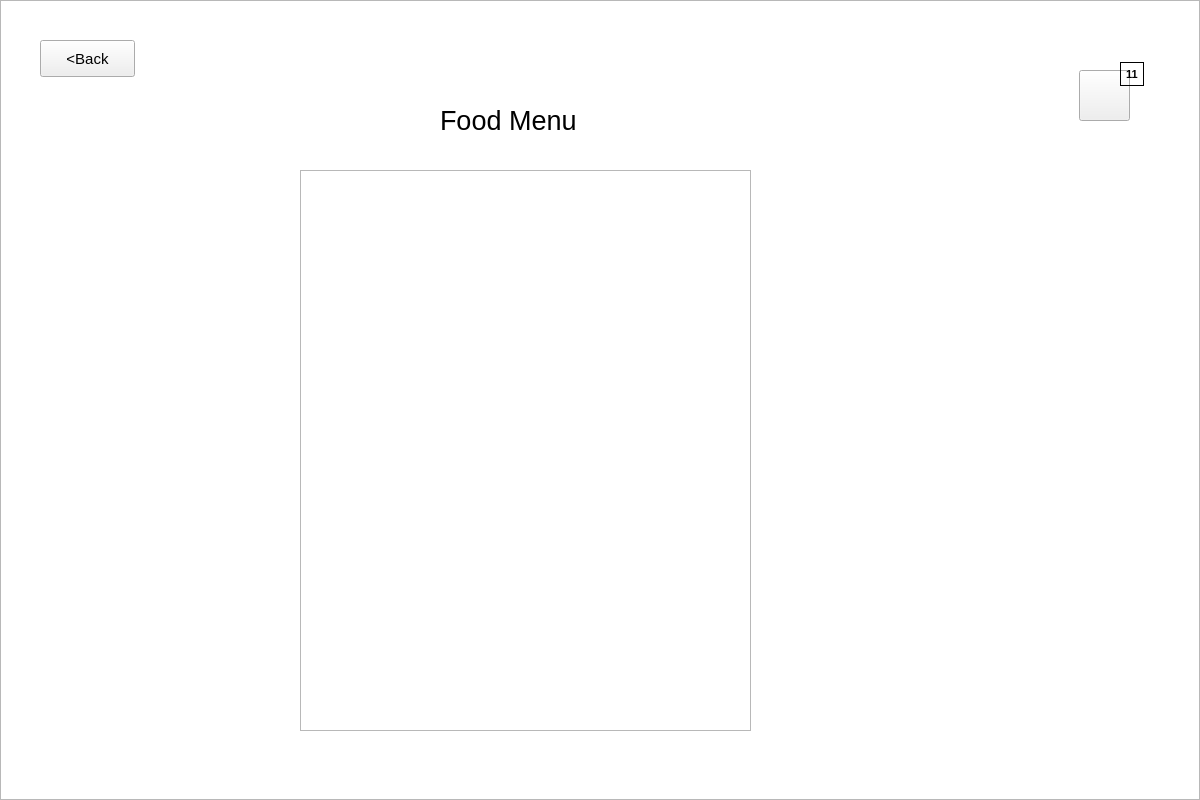
First picture: the form in FoodiePalace_Customer/mainwindow.ui, repository Creed667/FoodiePalaceCustomer, before the edit.
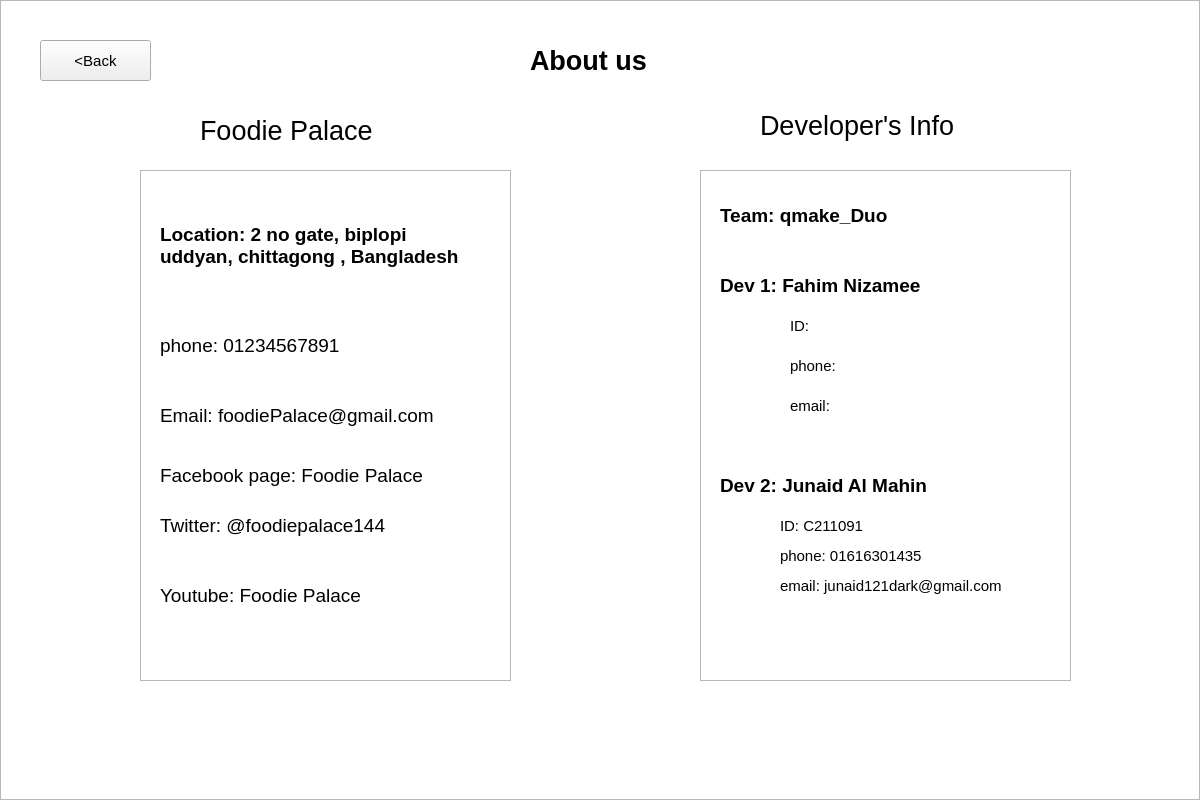
Second picture: the form after the edit. Icons and pictures are not drawn.

Commit message: about us added

The edit to the form file:
```diff
--- a/FoodiePalace_Customer/mainwindow.ui
+++ b/FoodiePalace_Customer/mainwindow.ui
@@ -59,7 +59,7 @@
      </size>
     </property>
     <property name="currentIndex">
-     <number>4</number>
+     <number>6</number>
     </property>
     <widget class="QWidget" name="welcomePage">
      <widget class="QGraphicsView" name="welcomePage2">
@@ -882,7 +882,6 @@
       </property>
       <property name="font">
        <font>
-        <family>Segoe Script</family>
         <pointsize>20</pointsize>
        </font>
       </property>
@@ -903,8 +902,8 @@
      <widget class="QPushButton" name="cartViewIconButton">
       <property name="geometry">
        <rect>
-        <x>1079</x>
-        <y>70</y>
+        <x>1089</x>
+        <y>48</y>
         <width>51</width>
         <height>51</height>
        </rect>
@@ -922,22 +921,25 @@
      <widget class="QLabel" name="orderCountLabel">
       <property name="geometry">
        <rect>
-        <x>1120</x>
-        <y>62</y>
+        <x>1130</x>
+        <y>40</y>
         <width>24</width>
         <height>24</height>
        </rect>
       </property>
       <property name="font">
        <font>
-        <family>Segoe UI</family>
-        <pointsize>8</pointsize>
+        <pointsize>9</pointsize>
+        <italic>false</italic>
         <bold>true</bold>
         <strikeout>false</strikeout>
+        <kerning>true</kerning>
        </font>
       </property>
       <property name="styleSheet">
-       <string notr="true">border-image: url(:/img/resource/toppng.com-red-circle-2000x2000.png);</string>
+       <string notr="true">border-image: url(:/img/resource/toppng.com-red-circle-2000x2000.png);
+color: rgb(255, 255, 255);
+font: 700 9pt &quot;Segoe UI&quot;;</string>
       </property>
       <property name="frameShape">
        <enum>QFrame::Box</enum>
@@ -945,6 +947,9 @@
       <property name="text">
        <string>11</string>
       </property>
+      <property name="textFormat">
+       <enum>Qt::AutoText</enum>
+      </property>
       <property name="alignment">
        <set>Qt::AlignCenter</set>
       </property>
@@ -1098,7 +1103,426 @@
       </property>
      </widget>
     </widget>
-    <widget class="QWidget" name="profileEdit"/>
+    <widget class="QWidget" name="aboutUsPage">
+     <widget class="QGraphicsView" name="aboutUsGraphicsView">
+      <property name="geometry">
+       <rect>
+        <x>0</x>
+        <y>0</y>
+        <width>1200</width>
+        <height>800</height>
+       </rect>
+      </property>
+     </widget>
+     <widget class="QGraphicsView" name="graphicsView_2">
+      <property name="geometry">
+       <rect>
+        <x>140</x>
+        <y>170</y>
+        <width>371</width>
+        <height>511</height>
+       </rect>
+      </property>
+     </widget>
+     <widget class="QGraphicsView" name="graphicsView_3">
+      <property name="geometry">
+       <rect>
+        <x>700</x>
+        <y>170</y>
+        <width>371</width>
+        <height>511</height>
+       </rect>
+      </property>
+     </widget>
+     <widget class="QLabel" name="label">
+      <property name="geometry">
+       <rect>
+        <x>200</x>
+        <y>110</y>
+        <width>201</width>
+        <height>41</height>
+       </rect>
+      </property>
+      <property name="text">
+       <string>Foodie Palace</string>
+      </property>
+     </widget>
+     <widget class="QLabel" name="label_2">
+      <property name="geometry">
+       <rect>
+        <x>760</x>
+        <y>100</y>
+        <width>261</width>
+        <height>51</height>
+       </rect>
+      </property>
+      <property name="text">
+       <string>Developer's Info</string>
+      </property>
+     </widget>
+     <widget class="QLabel" name="label_3">
+      <property name="geometry">
+       <rect>
+        <x>160</x>
+        <y>200</y>
+        <width>321</width>
+        <height>91</height>
+       </rect>
+      </property>
+      <property name="font">
+       <font>
+        <pointsize>14</pointsize>
+        <bold>true</bold>
+       </font>
+      </property>
+      <property name="text">
+       <string>Location: 2 no gate, biplopi uddyan, chittagong , Bangladesh</string>
+      </property>
+      <property name="wordWrap">
+       <bool>true</bool>
+      </property>
+     </widget>
+     <widget class="QLabel" name="label_4">
+      <property name="geometry">
+       <rect>
+        <x>160</x>
+        <y>320</y>
+        <width>321</width>
+        <height>51</height>
+       </rect>
+      </property>
+      <property name="font">
+       <font>
+        <pointsize>14</pointsize>
+        <bold>false</bold>
+       </font>
+      </property>
+      <property name="text">
+       <string>phone: 01234567891</string>
+      </property>
+      <property name="wordWrap">
+       <bool>true</bool>
+      </property>
+     </widget>
+     <widget class="QLabel" name="label_5">
+      <property name="geometry">
+       <rect>
+        <x>160</x>
+        <y>390</y>
+        <width>331</width>
+        <height>51</height>
+       </rect>
+      </property>
+      <property name="font">
+       <font>
+        <pointsize>14</pointsize>
+        <bold>false</bold>
+       </font>
+      </property>
+      <property name="text">
+       <string>Email: foodiePalace@gmail.com</string>
+      </property>
+      <property name="wordWrap">
+       <bool>true</bool>
+      </property>
+     </widget>
+     <widget class="QLabel" name="label_6">
+      <property name="geometry">
+       <rect>
+        <x>160</x>
+        <y>450</y>
+        <width>321</width>
+        <height>51</height>
+       </rect>
+      </property>
+      <property name="font">
+       <font>
+        <pointsize>14</pointsize>
+        <bold>false</bold>
+       </font>
+      </property>
+      <property name="text">
+       <string>Facebook page: Foodie Palace</string>
+      </property>
+      <property name="wordWrap">
+       <bool>true</bool>
+      </property>
+     </widget>
+     <widget class="QLabel" name="label_7">
+      <property name="geometry">
+       <rect>
+        <x>160</x>
+        <y>500</y>
+        <width>321</width>
+        <height>51</height>
+       </rect>
+      </property>
+      <property name="font">
+       <font>
+        <pointsize>14</pointsize>
+        <bold>false</bold>
+       </font>
+      </property>
+      <property name="text">
+       <string>Twitter: @foodiepalace144</string>
+      </property>
+      <property name="wordWrap">
+       <bool>true</bool>
+      </property>
+     </widget>
+     <widget class="QLabel" name="label_8">
+      <property name="geometry">
+       <rect>
+        <x>160</x>
+        <y>570</y>
+        <width>291</width>
+        <height>51</height>
+       </rect>
+      </property>
+      <property name="font">
+       <font>
+        <pointsize>14</pointsize>
+        <bold>false</bold>
+       </font>
+      </property>
+      <property name="text">
+       <string>Youtube: Foodie Palace</string>
+      </property>
+      <property name="wordWrap">
+       <bool>true</bool>
+      </property>
+     </widget>
+     <widget class="QLabel" name="label_9">
+      <property name="geometry">
+       <rect>
+        <x>720</x>
+        <y>190</y>
+        <width>331</width>
+        <height>51</height>
+       </rect>
+      </property>
+      <property name="font">
+       <font>
+        <pointsize>14</pointsize>
+        <bold>true</bold>
+       </font>
+      </property>
+      <property name="text">
+       <string>Team: qmake_Duo</string>
+      </property>
+      <property name="wordWrap">
+       <bool>true</bool>
+      </property>
+     </widget>
+     <widget class="QLabel" name="label_10">
+      <property name="geometry">
+       <rect>
+        <x>720</x>
+        <y>260</y>
+        <width>331</width>
+        <height>51</height>
+       </rect>
+      </property>
+      <property name="font">
+       <font>
+        <pointsize>14</pointsize>
+        <bold>true</bold>
+       </font>
+      </property>
+      <property name="text">
+       <string>Dev 1: Fahim Nizamee</string>
+      </property>
+      <property name="wordWrap">
+       <bool>true</bool>
+      </property>
+     </widget>
+     <widget class="QLabel" name="label_11">
+      <property name="geometry">
+       <rect>
+        <x>790</x>
+        <y>310</y>
+        <width>151</width>
+        <height>31</height>
+       </rect>
+      </property>
+      <property name="font">
+       <font>
+        <pointsize>11</pointsize>
+       </font>
+      </property>
+      <property name="text">
+       <string>ID: </string>
+      </property>
+      <property name="wordWrap">
+       <bool>true</bool>
+      </property>
+     </widget>
+     <widget class="QLabel" name="label_12">
+      <property name="geometry">
+       <rect>
+        <x>790</x>
+        <y>350</y>
+        <width>151</width>
+        <height>31</height>
+       </rect>
+      </property>
+      <property name="font">
+       <font>
+        <pointsize>11</pointsize>
+       </font>
+      </property>
+      <property name="text">
+       <string>phone: </string>
+      </property>
+      <property name="wordWrap">
+       <bool>true</bool>
+      </property>
+     </widget>
+     <widget class="QLabel" name="label_13">
+      <property name="geometry">
+       <rect>
+        <x>790</x>
+        <y>390</y>
+        <width>151</width>
+        <height>31</height>
+       </rect>
+      </property>
+      <property name="font">
+       <font>
+        <pointsize>11</pointsize>
+       </font>
+      </property>
+      <property name="text">
+       <string>email: </string>
+      </property>
+      <property name="wordWrap">
+       <bool>true</bool>
+      </property>
+     </widget>
+     <widget class="QLabel" name="label_14">
+      <property name="geometry">
+       <rect>
+        <x>720</x>
+        <y>460</y>
+        <width>331</width>
+        <height>51</height>
+       </rect>
+      </property>
+      <property name="font">
+       <font>
+        <pointsize>14</pointsize>
+        <bold>true</bold>
+       </font>
+      </property>
+      <property name="text">
+       <string>Dev 2: Junaid Al Mahin</string>
+      </property>
+      <property name="wordWrap">
+       <bool>true</bool>
+      </property>
+     </widget>
+     <widget class="QLabel" name="label_15">
+      <property name="geometry">
+       <rect>
+        <x>780</x>
+        <y>510</y>
+        <width>151</width>
+        <height>31</height>
+       </rect>
+      </property>
+      <property name="font">
+       <font>
+        <pointsize>11</pointsize>
+       </font>
+      </property>
+      <property name="text">
+       <string>ID: C211091</string>
+      </property>
+      <property name="wordWrap">
+       <bool>true</bool>
+      </property>
+     </widget>
+     <widget class="QLabel" name="label_16">
+      <property name="geometry">
+       <rect>
+        <x>780</x>
+        <y>540</y>
+        <width>171</width>
+        <height>31</height>
+       </rect>
+      </property>
+      <property name="font">
+       <font>
+        <pointsize>11</pointsize>
+       </font>
+      </property>
+      <property name="text">
+       <string>phone: 01616301435</string>
+      </property>
+      <property name="wordWrap">
+       <bool>true</bool>
+      </property>
+     </widget>
+     <widget class="QLabel" name="label_17">
+      <property name="geometry">
+       <rect>
+        <x>780</x>
+        <y>570</y>
+        <width>271</width>
+        <height>31</height>
+       </rect>
+      </property>
+      <property name="font">
+       <font>
+        <pointsize>11</pointsize>
+       </font>
+      </property>
+      <property name="text">
+       <string>email: junaid121dark@gmail.com</string>
+      </property>
+      <property name="wordWrap">
+       <bool>true</bool>
+      </property>
+     </widget>
+     <widget class="QLabel" name="label_18">
+      <property name="geometry">
+       <rect>
+        <x>530</x>
+        <y>40</y>
+        <width>151</width>
+        <height>41</height>
+       </rect>
+      </property>
+      <property name="font">
+       <font>
+        <pointsize>20</pointsize>
+        <bold>true</bold>
+       </font>
+      </property>
+      <property name="text">
+       <string>About us</string>
+      </property>
+     </widget>
+     <widget class="QPushButton" name="pushButton_2">
+      <property name="geometry">
+       <rect>
+        <x>40</x>
+        <y>40</y>
+        <width>111</width>
+        <height>41</height>
+       </rect>
+      </property>
+      <property name="font">
+       <font>
+        <pointsize>11</pointsize>
+        <bold>false</bold>
+       </font>
+      </property>
+      <property name="text">
+       <string>&lt;Back</string>
+      </property>
+     </widget>
+    </widget>
    </widget>
   </widget>
  </widget>
```
The commit also changes 2 other files.
